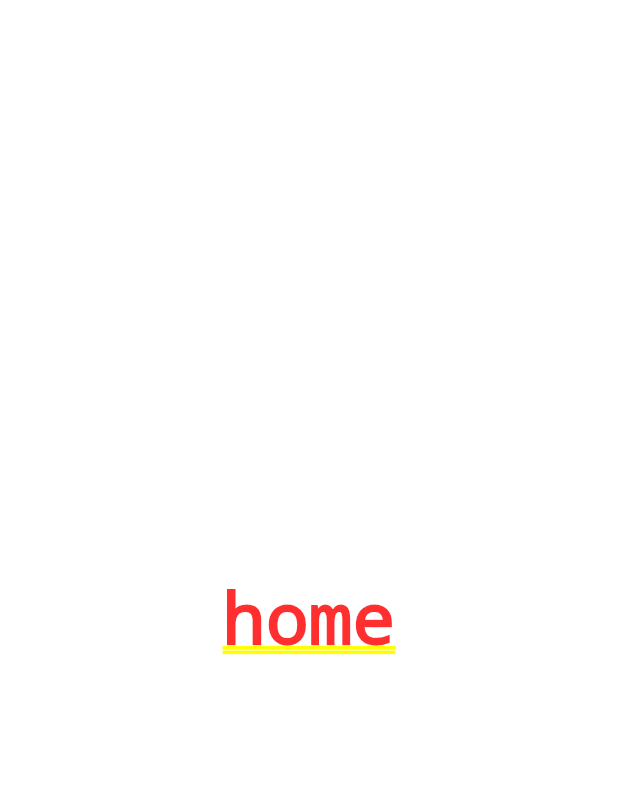
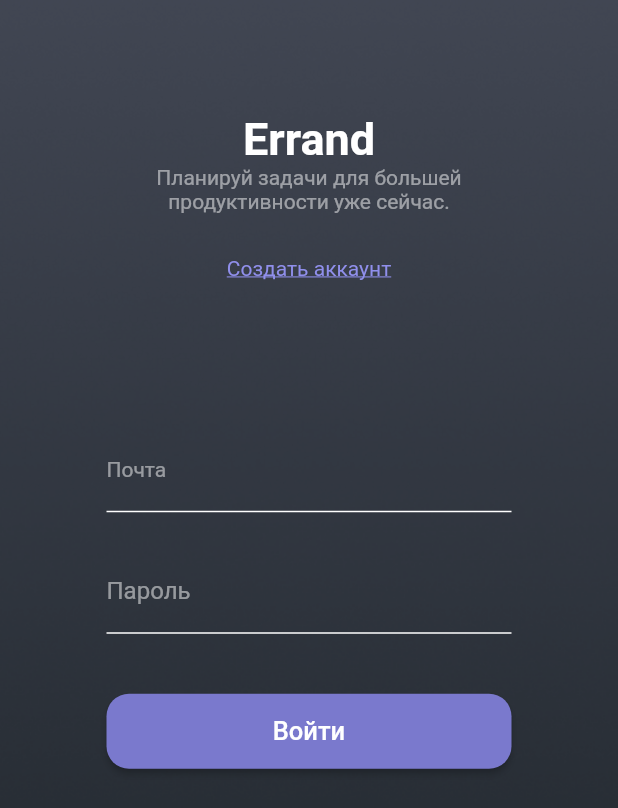
Before and after one commit to inikx/errand, a Flutter app: the screen it shows after launch, on a phone screen of 412 x 824 dp. Shown: the top 808 px of the screen. Run offline on Flutter 3.47's test engine with Material 2 defaults, Android fonts, the phone set to English and light mode, and no system bars; our stand-ins replace bloc, flutter_bloc, flutter_secure_storage; missing offline and left inert: assorted_layout_widgets; Roboto replaces fonts that are missing (Rubik).

Commit message:
авторизация

```diff
--- a/tasker_app/lib/main.dart
+++ b/tasker_app/lib/main.dart
@@ -13,6 +13,8 @@ class ErrandApp extends StatelessWidget {
   Widget build(BuildContext context) {
     return MaterialApp(
       debugShowCheckedModeBanner: false,
+      title: 'Errand',
+      theme: ThemeData(fontFamily: 'Rubik'),
       onGenerateRoute: router.generateRoute,
     );
   }
--- a/tasker_app/lib/presentation/pages/home.dart
+++ b/tasker_app/lib/presentation/pages/home.dart
@@ -1,10 +1,123 @@
+import 'package:assorted_layout_widgets/assorted_layout_widgets.dart';
 import 'package:flutter/material.dart';
+import 'package:flutter/scheduler.dart';
 
 class HomePage extends StatelessWidget {
   const HomePage({Key? key}) : super(key: key);
 
   @override
   Widget build(BuildContext context) {
-    return const Center(child: Text("home"));
+    return Scaffold(
+        body: SafeArea(
+      child: Container(
+        decoration: const BoxDecoration(
+          image: DecorationImage(
+              image: AssetImage("assets/img/wall.png"), fit: BoxFit.cover),
+        ),
+        child: SafeArea(
+            child: Container(
+          padding: const EdgeInsets.fromLTRB(30, 0, 30, 0),
+          child: Center(
+            child: Column(children: [
+              Container(
+                margin: const EdgeInsets.only(top: 75),
+                child: const Text(
+                  'Errand',
+                  style: TextStyle(
+                    fontFamily: 'Rubik',
+                    color: Colors.white,
+                    fontSize: 30,
+                    fontWeight: FontWeight.bold,
+                  ),
+                ),
+              ),
+              Container(
+                width: 270,
+                child: const Text(
+                    'Планируй задачи для большей продуктивности уже сейчас.',
+                    textAlign: TextAlign.center,
+                    style: TextStyle(
+                        fontFamily: 'Rubik',
+                        color: Color(0x80FFFFFF),
+                        fontSize: 14,
+                        fontWeight: FontWeight.normal)),
+              ),
+              Container(
+                  margin: EdgeInsets.only(top: 29),
+                  child: const Text('Создать аккаунт',
+                      //вставить ссылку на другую страницу
+                      textAlign: TextAlign.center,
+                      style: TextStyle(
+                        fontFamily: 'Rubik',
+                        color: Color(0xff908FEC),
+                        fontSize: 14,
+                        fontWeight: FontWeight.normal,
+                        decoration: TextDecoration.underline,
+                      ))),
+              Container(
+                  margin: const EdgeInsets.only(top: 100),
+                  width: 270,
+                  child: const TextField(
+                    style: TextStyle(
+                        color: Colors.white, fontFamily: 'Rubik', fontSize: 14),
+                    cursorColor: Colors.white,
+                    decoration: InputDecoration(
+                      enabledBorder: UnderlineInputBorder(
+                        borderSide: BorderSide(
+                            color: Colors.white,
+                            width: 1.0,
+                            style: BorderStyle.solid),
+                      ),
+                      labelStyle: TextStyle(
+                        color: Color(0x80FFFFFF),
+                        fontFamily: 'Rubik',
+                      ),
+                      labelText: 'Почта',
+                    ),
+                  )),
+              Container(
+                  margin: const EdgeInsets.only(top: 25),
+                  width: 270,
+                  child: const TextField(
+                    obscureText: true,
+                    style: TextStyle(
+                        color: Colors.white, fontFamily: 'Rubik', fontSize: 14),
+                    cursorColor: Colors.white,
+                    decoration: InputDecoration(
+                      enabledBorder: UnderlineInputBorder(
+                        borderSide: BorderSide(
+                            color: Colors.white,
+                            width: 1.0,
+                            style: BorderStyle.solid),
+                      ),
+                      labelStyle: TextStyle(
+                          color: Color(0x80FFFFFF),
+                          fontFamily: 'Rubik',
+                          fontSize: 16),
+                      labelText: 'Пароль',
+                    ),
+                  )),
+              Container(
+                width: 270,
+                height: 50,
+                margin: const EdgeInsets.only(top: 40),
+                child: ElevatedButton(
+                    child: const Text('Войти',
+                        style: TextStyle(fontFamily: 'Rubik', fontSize: 17)),
+                    onPressed: () => print('Вход выполнен успешно!'),
+                    style: ButtonStyle(
+                        backgroundColor:
+                            MaterialStateProperty.all(const Color(0xff7A79CD)),
+                        shape:
+                            MaterialStateProperty.all<RoundedRectangleBorder>(
+                                RoundedRectangleBorder(
+                          borderRadius: BorderRadius.circular(15),
+                        )))),
+              )
+            ]),
+          ),
+        )),
+      ),
+    ));
   }
 }
--- a/tasker_app/pubspec.yaml
+++ b/tasker_app/pubspec.yaml
@@ -27,6 +27,7 @@ environment:
 # the latest version available on pub.dev. To see which dependencies have newer
 # versions available, run `flutter pub outdated`.
 dependencies:
+  assorted_layout_widgets: ^5.5.0
   cupertino_icons: ^1.0.2
   flutter:
     sdk: flutter
@@ -49,9 +50,8 @@ flutter:
   # the material Icons class.
   uses-material-design: true
   # To add assets to your application, add an assets section, like this:
-  # assets:
-  #   - images/a_dot_burr.jpeg
-  #   - images/a_dot_ham.jpeg
+  assets:
+    - assets/img/wall.png
   # An image asset can refer to one or more resolution-specific "variants", see
   # https://flutter.dev/assets-and-images/#resolution-aware.
   # For details regarding adding assets from package dependencies, see
```
Also changed, not shown: tasker_app/assets/img/wall.png (added).
